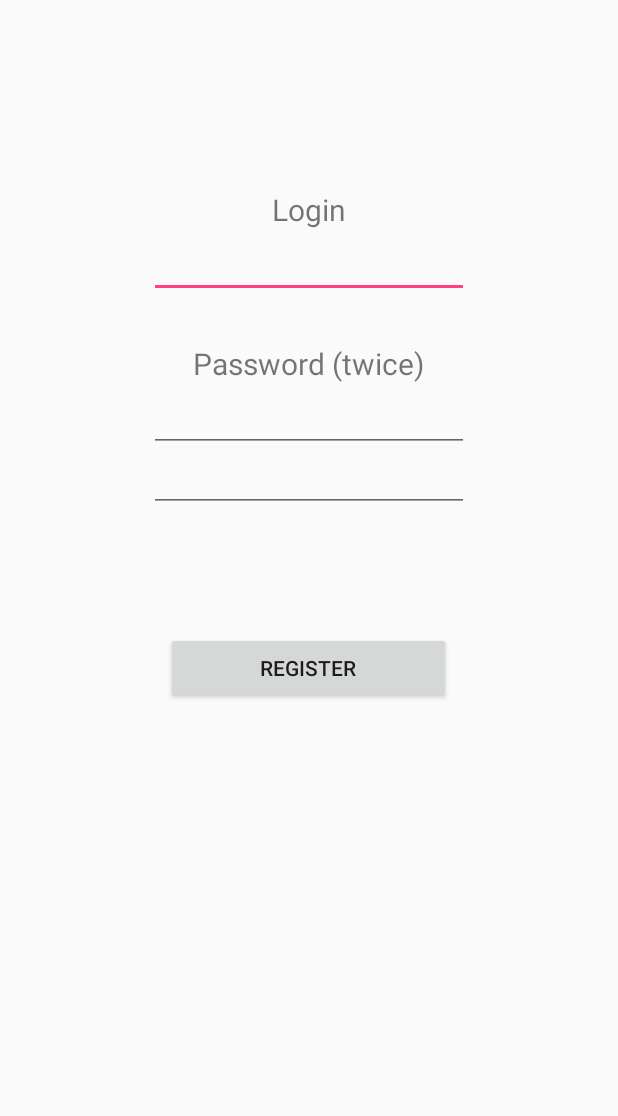
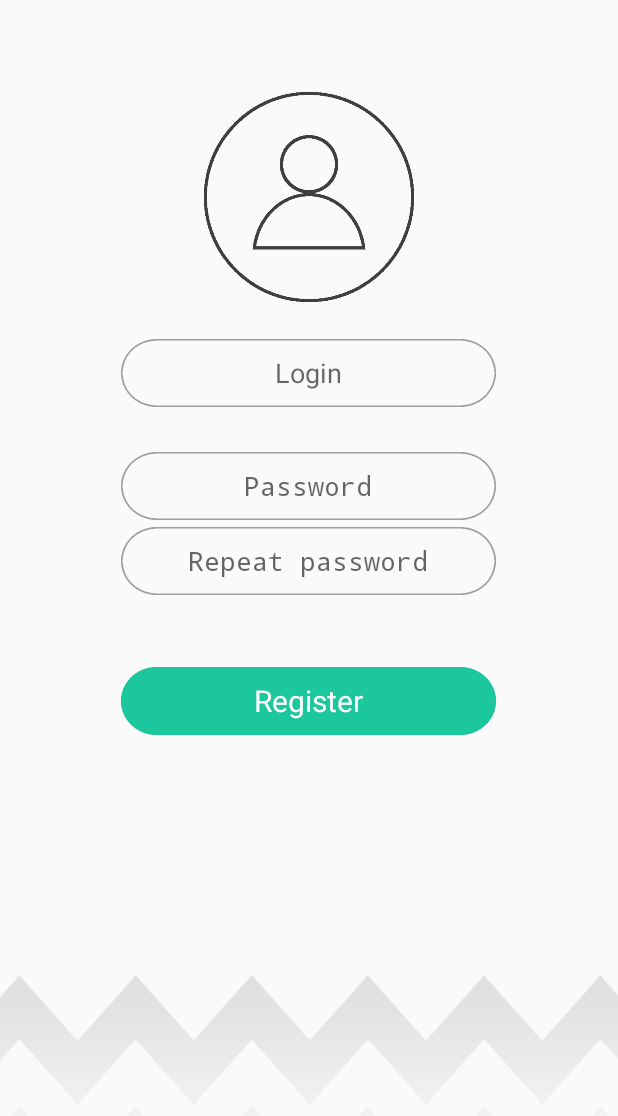
Before and after one commit to AwesomeFlax/RememberEverything, an Android app: the RegisterActivity screen opened directly, with no data from a screen before it, on a phone screen of 412 x 824 dp. Shown: the top 1116 px of the screen. Run offline under Robolectric (Android 15) with nearby library versions, the phone set to English and light mode, and no system bars.

Commit message:
reg screen customization

```diff
--- a/app/src/main/java/com/example/denis/remembereverything/RegisterActivity.java
+++ b/app/src/main/java/com/example/denis/remembereverything/RegisterActivity.java
@@ -7,6 +7,7 @@ import android.util.Log;
 import android.view.View;
 import android.widget.Button;
 import android.widget.EditText;
+import android.widget.ImageButton;
 import android.widget.Toast;
 
 import java.io.BufferedReader;
@@ -32,7 +33,7 @@ public class RegisterActivity extends Activity
     EditText login;
     EditText password_1;
     EditText password_2;
-    Button register;
+    ImageButton register;
 
     protected void onCreate(Bundle savedInstanceState)
     {
@@ -45,7 +46,7 @@ public class RegisterActivity extends Activity
         login = (EditText) findViewById(R.id.loginEdit);
         password_1 = (EditText) findViewById(R.id.passEdit);
         password_2 = (EditText) findViewById(R.id.passEdit2);
-        register = (Button) findViewById(R.id.registerButton);
+        register = (ImageButton) findViewById(R.id.registerButton);
 
         register.setOnClickListener(new View.OnClickListener()
         {
--- a/app/src/main/res/layout/activity_login.xml
+++ b/app/src/main/res/layout/activity_login.xml
@@ -70,8 +70,9 @@
             android:id="@+id/textView"
             android:gravity="center"
             android:foregroundGravity="center"
-            android:textSize="25dp"
-            android:layout_gravity="center"/>
+            android:textSize="20dp"
+            android:layout_gravity="center"
+            android:textColor="@android:color/background_light"/>
     </FrameLayout>
 
     <ImageView
--- a/app/src/main/res/layout/activity_reg.xml
+++ b/app/src/main/res/layout/activity_reg.xml
@@ -7,67 +7,86 @@
                 android:paddingLeft="@dimen/activity_horizontal_margin"
                 android:paddingRight="@dimen/activity_horizontal_margin"
                 android:paddingTop="@dimen/activity_vertical_margin"
-    tools:context=".LoginActivity">
-
-    <TextView
-        android:layout_width="wrap_content"
-        android:layout_height="wrap_content"
-        android:text="@string/login"
-        android:layout_alignParentTop="true"
-        android:layout_centerHorizontal="true"
-        android:layout_marginTop="110dp"
-        android:id="@+id/loginView"
-        android:textSize="20sp" />
+                tools:context=".LoginActivity"
+                android:background="@drawable/background">
 
     <EditText
-        android:layout_width="wrap_content"
-        android:layout_height="wrap_content"
+        android:layout_width="250dp"
+        android:layout_height="45dp"
         android:id="@+id/loginEdit"
-        android:layout_below="@+id/loginView"
-        android:layout_centerHorizontal="true"
         android:ems="10"
-        android:textAlignment="center" />
-
-    <TextView
-        android:layout_width="wrap_content"
-        android:layout_height="wrap_content"
-        android:text="@string/password_twice"
-        android:id="@+id/passView"
-        android:textSize="20sp"
-        android:layout_marginTop="30dp"
-        android:layout_below="@+id/loginEdit"
-        android:layout_centerHorizontal="true" />
+        android:textAlignment="center"
+        android:hint="@string/login"
+        android:layout_marginTop="210dp"
+        android:layout_alignParentTop="true"
+        android:layout_alignLeft="@+id/passEdit"
+        android:layout_alignStart="@+id/passEdit"
+        android:background="@drawable/frame"/>
 
     <EditText
-        android:layout_width="wrap_content"
-        android:layout_height="wrap_content"
+        android:layout_width="250dp"
+        android:layout_height="45dp"
         android:inputType="textPassword"
         android:ems="10"
         android:id="@+id/passEdit"
-        android:layout_below="@+id/passView"
         android:layout_centerHorizontal="true"
-        android:textAlignment="center" />
+        android:textAlignment="center"
+        android:layout_below="@+id/loginEdit"
+        android:hint="@string/password"
+        android:layout_marginTop="30dp"
+        android:background="@drawable/frame"/>
 
     <EditText
-        android:layout_width="wrap_content"
-        android:layout_height="wrap_content"
+        android:layout_width="250dp"
+        android:layout_height="45dp"
         android:inputType="textPassword"
         android:ems="10"
         android:id="@+id/passEdit2"
-        android:layout_below="@+id/passView"
         android:layout_centerHorizontal="true"
         android:textAlignment="center"
-        android:layout_marginTop="40dp" />
+        android:layout_marginTop="80dp"
+        android:layout_below="@+id/loginEdit"
+        android:hint="@string/repeat"
+        android:background="@drawable/frame"/>
 
-    <Button
-        android:layout_width="190dp"
+    <FrameLayout
+        android:layout_width="wrap_content"
         android:layout_height="wrap_content"
+        android:layout_below="@+id/passEdit2"
+        android:layout_alignLeft="@+id/passEdit2"
+        android:layout_alignStart="@+id/passEdit2"
+        android:layout_marginTop="48dp">
+
+        <ImageButton
+            android:layout_width="250dp"
+            android:layout_height="45dp"
             android:text="@string/to_reg"
             android:id="@+id/registerButton"
             android:onClick="toLogin"
             android:layout_gravity="center"
-        android:layout_marginTop="80dp"
             android:layout_below="@+id/passEdit2"
-        android:layout_centerHorizontal="true" />
+            android:layout_centerHorizontal="true"
+            android:background="@drawable/button"/>
+
+        <TextView
+            android:layout_width="fill_parent"
+            android:layout_height="fill_parent"
+            android:text="@string/to_reg"
+            android:id="@+id/textView3"
+            android:layout_gravity="center"
+            android:gravity="center"
+            android:textSize="20dp"
+            android:textColor="@android:color/background_light"/>
+    </FrameLayout>
+
+    <ImageView
+        android:layout_width="140dp"
+        android:layout_height="140dp"
+        android:id="@+id/imageView2"
+        android:background="@drawable/user"
+        android:layout_alignParentTop="true"
+        android:layout_centerHorizontal="true"
+        android:layout_marginTop="45dp"
+        android:adjustViewBounds="false"/>
 
 </RelativeLayout>
--- a/app/src/main/res/values/strings.xml
+++ b/app/src/main/res/values/strings.xml
@@ -4,7 +4,6 @@
     <string name="login">Login</string>
     <string name="enter">Enter</string>
     <string name="password">Password</string>
-    <string name="password_twice">Password (twice)</string>
     <string name="remember_me">Remember me</string>
     <string name="register">or register, if you are new here</string>
     <string name="success_login">Log in successful!</string>
@@ -17,6 +16,7 @@
     <string name="word">Type your word to remember:</string>
     <string name="date">Type your date to remember:</string>
     <string name="period">Enter period between 2 dates</string>
+    <string name="repeat">Repeat password</string>
 
     <string name="hint_term">Term place</string>
     <string name="hint_word">Word place</string>
```
Also changed, not shown: app/src/main/res/drawable/user.png (added), 2 other files. Lines whose indentation alone changed are shown as unchanged.
